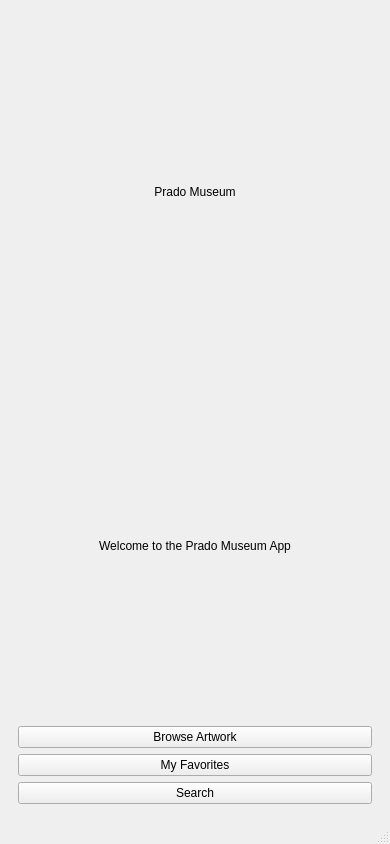
The window that PradoEditor.ui (Viper4/3081W_PradoEditor) describes before a commit, drawn with Qt 5.
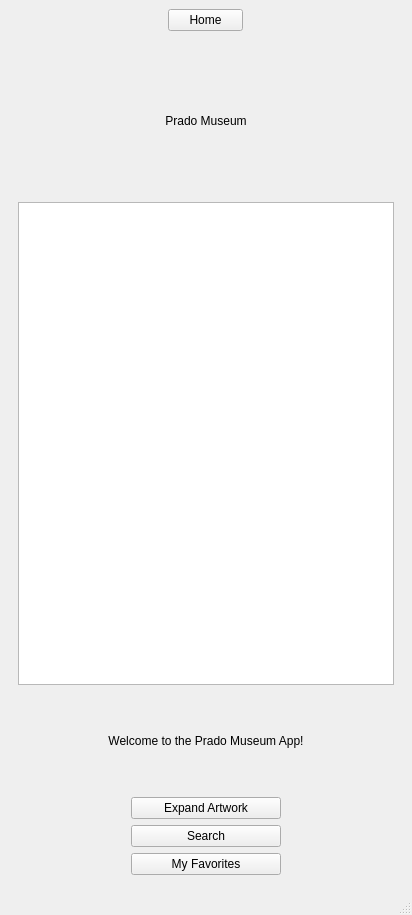
The same window after the commit.

What changed in the file:
```diff
--- a/PradoEditor.ui
+++ b/PradoEditor.ui
@@ -6,15 +6,44 @@
    <rect>
     <x>0</x>
     <y>0</y>
-    <width>390</width>
-    <height>844</height>
+    <width>412</width>
+    <height>915</height>
    </rect>
   </property>
+  <property name="sizePolicy">
+   <sizepolicy hsizetype="Fixed" vsizetype="Fixed">
+    <horstretch>0</horstretch>
+    <verstretch>0</verstretch>
+   </sizepolicy>
+  </property>
   <property name="windowTitle">
    <string>Prado Museum App</string>
   </property>
+  <property name="layoutDirection">
+   <enum>Qt::LayoutDirection::LeftToRight</enum>
+  </property>
   <widget class="QWidget" name="centralwidget">
    <layout class="QVBoxLayout" name="verticalLayout">
+    <item>
+     <layout class="QHBoxLayout" name="centralHorizontalLayout">
+      <item>
+       <widget class="QPushButton" name="btnHome">
+        <property name="enabled">
+         <bool>true</bool>
+        </property>
+        <property name="maximumSize">
+         <size>
+          <width>75</width>
+          <height>16777215</height>
+         </size>
+        </property>
+        <property name="text">
+         <string>Home</string>
+        </property>
+       </widget>
+      </item>
+     </layout>
+    </item>
     <item>
      <widget class="QStackedWidget" name="stackedWidget">
       <!-- Home Page -->
@@ -22,18 +51,55 @@
        <layout class="QVBoxLayout" name="homeLayout">
         <item>
          <widget class="QLabel" name="labelPradoTitle">
+          <property name="maximumSize">
+           <size>
+            <width>16777215</width>
+            <height>150</height>
+           </size>
+          </property>
           <property name="text">
            <string>Prado Museum</string>
           </property>
           <property name="alignment">
-           <set>Qt::AlignCenter</set>
+           <set>Qt::AlignmentFlag::AlignCenter</set>
+          </property>
+         </widget>
+        </item>
+        <item>
+         <widget class="QListView" name="galleryListView">
+          <property name="sizePolicy">
+           <sizepolicy hsizetype="Preferred" vsizetype="Preferred">
+            <horstretch>0</horstretch>
+            <verstretch>0</verstretch>
+           </sizepolicy>
+          </property>
+          <property name="maximumSize">
+           <size>
+            <width>16777215</width>
+            <height>16777215</height>
+           </size>
+          </property>
+          <property name="layoutDirection">
+           <enum>Qt::LayoutDirection::LeftToRight</enum>
           </property>
          </widget>
         </item>
         <item>
          <widget class="QLabel" name="labelIntro">
+          <property name="sizePolicy">
+           <sizepolicy hsizetype="Preferred" vsizetype="Preferred">
+            <horstretch>0</horstretch>
+            <verstretch>0</verstretch>
+           </sizepolicy>
+          </property>
+          <property name="maximumSize">
+           <size>
+            <width>16777215</width>
+            <height>100</height>
+           </size>
+          </property>
           <property name="text">
-           <string>Welcome to the Prado Museum App</string>
+           <string>Welcome to the Prado Museum App!</string>
           </property>
           <property name="alignment">
            <set>Qt::AlignCenter</set>
@@ -41,28 +107,55 @@
          </widget>
         </item>
         <item>
-         <layout class="QVBoxLayout" name="homeButtonsLayout">
-          <item>
-           <widget class="QPushButton" name="btnBrowse">
-            <property name="text">
-             <string>Browse Artwork</string>
+         <layout class="QGridLayout" name="homeBtnGridLayout" rowstretch="0,0,0,0" rowminimumheight="0,0,0,0">
+          <property name="sizeConstraint">
+           <enum>QLayout::SizeConstraint::SetDefaultConstraint</enum>
+          </property>
+          <item row="0" column="0">
+           <widget class="QPushButton" name="btnExpand">
+            <property name="enabled">
+             <bool>true</bool>
             </property>
-           </widget>
-          </item>
-          <item>
-           <widget class="QPushButton" name="btnFavorites">
+            <property name="maximumSize">
+             <size>
+              <width>150</width>
+              <height>16777215</height>
+             </size>
+            </property>
+            <property name="layoutDirection">
+             <enum>Qt::LayoutDirection::LeftToRight</enum>
+            </property>
             <property name="text">
-             <string>My Favorites</string>
+             <string>Expand Artwork</string>
             </property>
            </widget>
           </item>
-          <item>
+          <item row="2" column="0">
            <widget class="QPushButton" name="btnSearch">
+            <property name="maximumSize">
+             <size>
+              <width>150</width>
+              <height>16777215</height>
+             </size>
+            </property>
             <property name="text">
              <string>Search</string>
             </property>
            </widget>
           </item>
+          <item row="3" column="0">
+           <widget class="QPushButton" name="btnFavorites">
+            <property name="maximumSize">
+             <size>
+              <width>150</width>
+              <height>16777215</height>
+             </size>
+            </property>
+            <property name="text">
+             <string>My Favorites</string>
+            </property>
+           </widget>
+          </item>
          </layout>
         </item>
        </layout>
```
Left out of the diff: 140 changed lines with no effect on the pictures.
